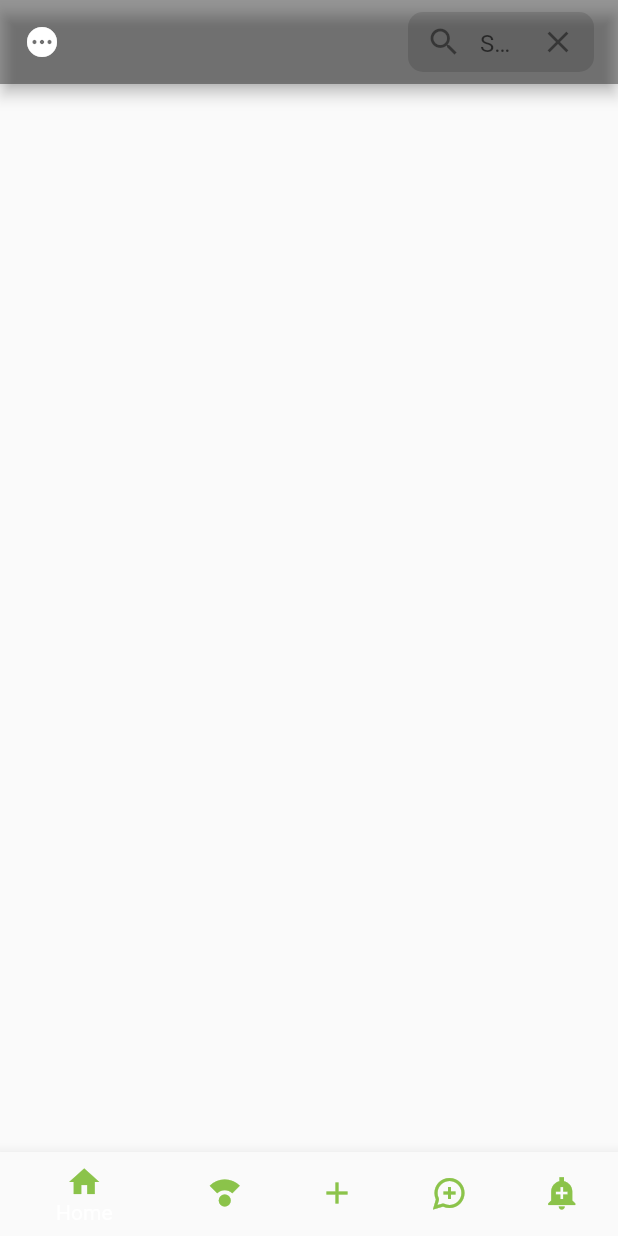
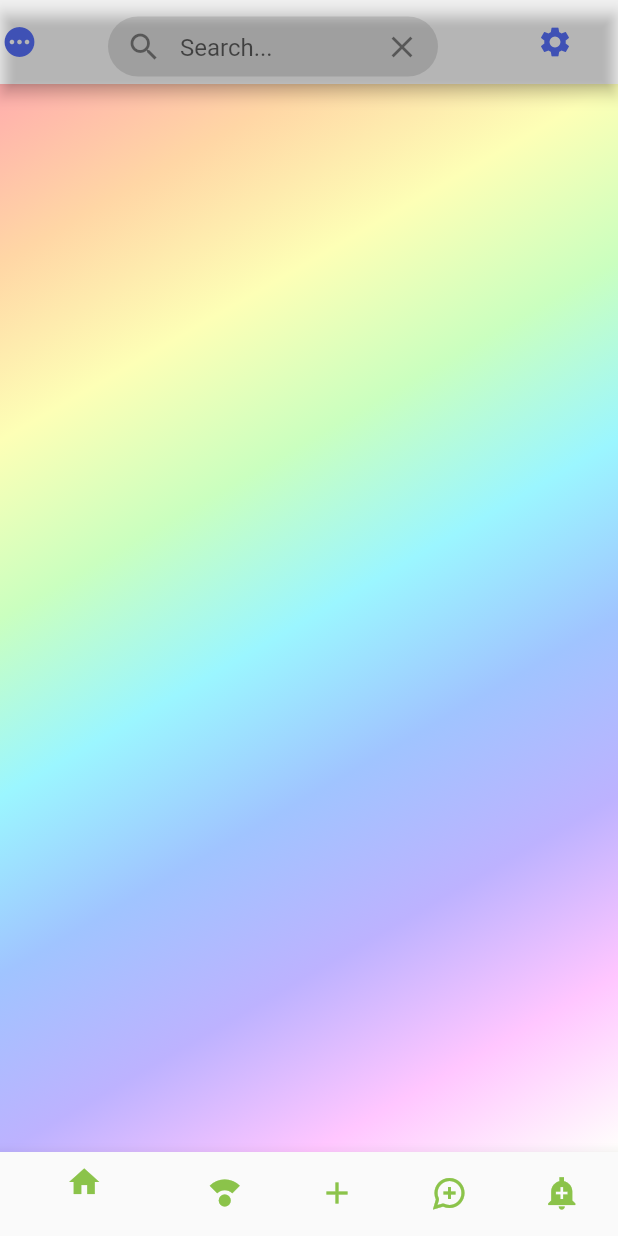
Before and after one commit to S-Abolfazl/Reddit, a Flutter app: the screen it shows after launch, on a phone screen of 412 x 824 dp. Run offline on Flutter 3.47's test engine with Material 2 defaults, Android fonts, the phone set to English and light mode, and no system bars; missing offline and left inert: dart:html.

Commit message:
colors and other...

```diff
--- a/lib/main.dart
+++ b/lib/main.dart
@@ -1,4 +1,5 @@
 import 'dart:html';
+import 'dart:ui';
 
 import 'package:flutter/material.dart';
 
@@ -33,15 +34,6 @@ class MyApp extends StatelessWidget {
 class MyHomePage extends StatefulWidget {
   const MyHomePage({Key key, this.title}) : super(key: key);
 
-  // This widget is the home page of your application. It is stateful, meaning
-  // that it has a State object (defined below) that contains fields that affect
-  // how it looks.
-
-  // This class is the configuration for the state. It holds the values (in this
-  // case the title) provided by the parent (in this case the App widget) and
-  // used by the build method of the State. Fields in a Widget subclass are
-  // always marked "final".
-
   final String title;
   //MaterialColor Color = Colors.red;
   //TextStyle textStyle = textStyle.merge(Alignment.center);
@@ -50,6 +42,7 @@ class MyHomePage extends StatefulWidget {
 }
 
 class _MyHomePageState extends State<MyHomePage> {
+
   @override
   Widget build(BuildContext context) {
     // This method is rerun every time setState is called, for instance as done
@@ -58,23 +51,44 @@ class _MyHomePageState extends State<MyHomePage> {
     // The Flutter framework has been optimized to make rerunning build methods
     // fast, so that you can just rebuild anything that needs updating rather
     // than having to individually change instances of widgets.
-    return Scaffold(
+    return MaterialApp(
       //appBar: AppBar(title: Text(widget.title,style:TextStyle(color: Colors.purple,fontSize: 25,fontWeight: FontWeight.bold)),),
+      title:"Reddit",
 
+      theme: ThemeData(
+        primarySwatch: Colors.blue,
+        visualDensity: VisualDensity.adaptivePlatformDensity,
+      ),
 
+      home:Scaffold(
       appBar: AppBar(
+        //leading: Icon(Icons.pending,color: Colors.indigo,),
+          leading: IconButton(
+            icon: Icon(
+              Icons.pending,
+              color: Colors.indigo,
+            ),
+            padding: EdgeInsets.only(right:30),
+            onPressed: () {
+              // do something
+            },
+          ),
+        backgroundColor: Color.fromRGBO(233, 188, 14, 0),
 
-        leading: Icon(Icons.pending),
-        backgroundColor: Colors.black38,
         title : Container(
+         // alignment: Alignment.center,
           width: 300,
           height: 40,
 
+            alignment: Alignment.center,
           decoration: BoxDecoration(
-          color: Colors.black12, borderRadius: BorderRadius.circular(10)),margin: EdgeInsets.only(left:200),
+          color: Colors.black12, borderRadius: BorderRadius.circular(100)),margin: EdgeInsets.only(right:50,top: 6),
+
 
           child: TextField(
+
             decoration: InputDecoration(
+
                 prefixIcon: Icon(Icons.search),
                 suffixIcon: IconButton(
                   icon: Icon(Icons.clear),
@@ -86,52 +100,89 @@ class _MyHomePageState extends State<MyHomePage> {
                 border: InputBorder.none
             ),
           )
+
                   ),
+        actions:<Widget>[
+          IconButton(
+            icon: Icon(
+              Icons.settings,
+              color: Colors.indigo,
+            ),
+            padding: EdgeInsets.only(right:30),
+            onPressed: () {
+              // do something
+            },
+          )
+        ],
                 ),
 
 
-      body: Column(
-        children: [
+      body: Container(
+        alignment: Alignment.center,
+        child: Column(
+
+        ),
+
+
+      decoration: BoxDecoration(
+      gradient: LinearGradient(
+        begin: Alignment.topLeft,
+        end: Alignment.bottomRight,
+        colors: [
+          Color(0xFFffadad),
+          Color(0xFFffd6a5),
+          Color(0xFFfdffb6),
+          Color(0xFFcaffbf),
+          Color(0xFF9bf6ff),
+          Color(0xFFa0c4ff),
+          Color(0xFFbdb2ff),
+          Color(0xFFffc6ff),
+          Color(0xFFfffffc),
         ],
+      )
+      ),
+
+
       ),
         bottomNavigationBar: BottomNavigationBar(
-          items: [
+          items:[
             BottomNavigationBarItem(
               icon: Icon(
                 Icons.home,
                 color: Colors.lightGreen,
               ),
-              label: 'Home',
+              label: '',
             ),
             BottomNavigationBarItem(
               icon: Icon(
                 Icons.compass_calibration_sharp,
                 color: Colors.lightGreen,
               ),
-              label: 'Compass',
+              label: '',
             ),
             BottomNavigationBarItem(
               icon: Icon(
                 Icons.add,
                 color: Colors.lightGreen,
               ),
-              label: 'Add',
+              label: '',
             ),
             BottomNavigationBarItem(
               icon: Icon(
                 Icons.maps_ugc_sharp,
                 color: Colors.lightGreen,
               ),
-              label: 'Maps',
+              label: '',
             ),
             BottomNavigationBarItem(
               icon: Icon(
                 Icons.add_alert_sharp,
                 color: Colors.lightGreen,
               ),
-              label: 'Alert',
+              label: '',
             )
           ],
+        )
 
         ),
     );
```
